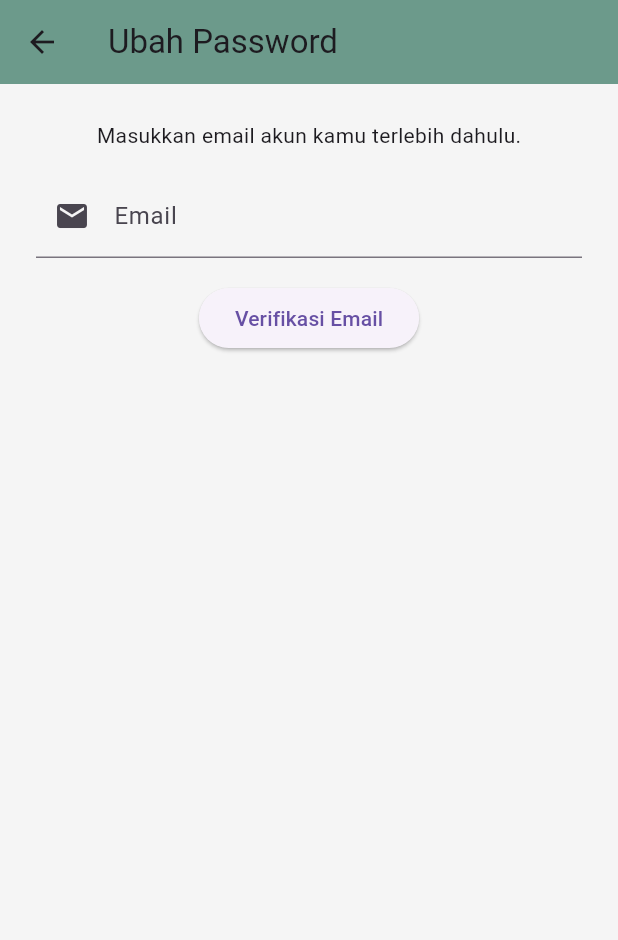
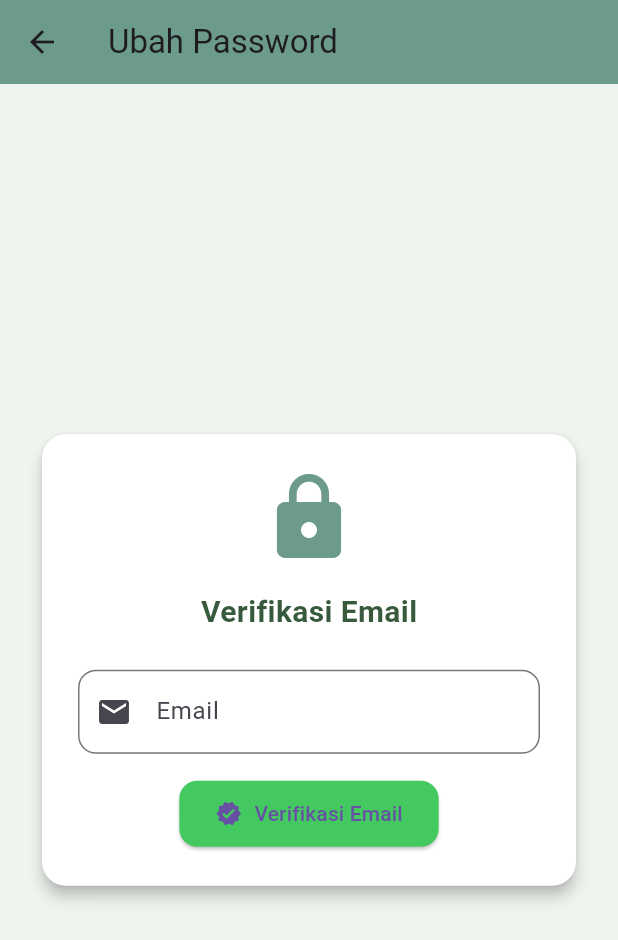
Before and after one commit to pr0ximacentauri/JanggelIn, a Flutter app: the BottomNavbar screen opened by its route, item 4 of the bottom bar chosen, after a tap on "Ubah Password", on a phone screen of 412 x 824 dp. Shown: the top 940 px of the screen. Run offline on Flutter 3.47's test engine with Material 3 defaults, Android fonts, the phone set to English and light mode, and no system bars; our stand-ins replace device_preview, supabase_flutter; missing offline and left inert: mqtt_client; accounts and stored records are empty; network calls fail.

Commit message:
Mengubah tampilan profil dan reset password

```diff
--- a/lib/views/screens/account_screen.dart
+++ b/lib/views/screens/account_screen.dart
@@ -3,7 +3,7 @@ import 'package:c3_ppl_agro/views/widgets/bottom_navbar.dart';
 import 'package:flutter/material.dart';
 import 'package:provider/provider.dart';
 
-class AccountScreen extends StatelessWidget{
+class AccountScreen extends StatelessWidget {
   const AccountScreen({super.key});
 
   @override
@@ -12,111 +12,115 @@ class AccountScreen extends StatelessWidget{
   }
 }
 
-class AccountContent extends StatelessWidget{
+class AccountContent extends StatelessWidget {
   @override
   Widget build(BuildContext context) {
     final authVM = Provider.of<AuthViewModel>(context);
 
     return Scaffold(
-      backgroundColor: Color(0xFFC8DCC3),
+      backgroundColor: const Color(0xFFC8DCC3),
       appBar: AppBar(
         title: const Text('Akun Pengguna'),
-        backgroundColor: Color(0xFF5E7154),
+        backgroundColor: const Color(0xFF5E7154),
+        elevation: 0,
       ),
       body: SingleChildScrollView(
         padding: const EdgeInsets.all(16),
         child: Column(
           children: [
-            // Profil Pengguna
-            Row(
-              mainAxisAlignment: MainAxisAlignment.center,
-              crossAxisAlignment: CrossAxisAlignment.center,
+            // Card Profil Pengguna
+            Card(
+              shape: RoundedRectangleBorder(
+                borderRadius: BorderRadius.circular(16),
+              ),
+              elevation: 4,
+              color: Colors.white,
+              child: Padding(
+                padding: const EdgeInsets.all(16),
+                child: Row(
                   children: [
                     CircleAvatar(
-                  radius: 50,
+                      radius: 40,
                       backgroundImage: NetworkImage(
                         "https://cdn-icons-png.flaticon.com/512/5987/5987424.png",
                       ),
                     ),
                     const SizedBox(width: 16),
                     Column(
-                  mainAxisAlignment: MainAxisAlignment.center,
                       crossAxisAlignment: CrossAxisAlignment.start,
-                  children: [
+                      children: const [
                         Text(
-                      'Owner' ?? 'Belum ada akun',
-                      style: TextStyle(fontSize: 16, fontWeight: FontWeight.bold),
+                          'Owner',
+                          style: TextStyle(
+                            fontSize: 18,
+                            fontWeight: FontWeight.bold,
+                          ),
+                        ),
+                        SizedBox(height: 4),
+                        Text(
+                          'owner@email.com', // bisa ganti dengan data dinamis
+                          style: TextStyle(color: Colors.grey),
                         ),
                       ],
                     ),
                   ],
                 ),
-            const SizedBox(height: 16),
+              ),
+            ),
 
-            const Divider(thickness: 1, color: Colors.grey),
-            ListTile(
-              leading: const Icon(Icons.account_circle_sharp),
-              title: const Text('Ubah Password'),
-              onTap: () {
-                Navigator.pushNamed(context, '/reset-password');
-              },
+            const SizedBox(height: 24),
+
+            // Card Menu
+            Card(
+              shape: RoundedRectangleBorder(
+                borderRadius: BorderRadius.circular(16),
               ),
-            const Divider(thickness: 1, color: Colors.grey),
-
-            ListTile(
-              leading: const Icon(Icons.notifications),
-              title: const Text('Notifikasi'),
-              onTap: () {
-
-              },
+              elevation: 4,
+              color: Colors.white,
+              child: Column(
+                children: [
+                  _buildListTile(
+                    icon: Icons.lock_outline,
+                    title: 'Ubah Password',
+                    onTap: () => Navigator.pushNamed(context, '/reset-password'),
                   ),
-            const Divider(thickness: 1, color: Colors.grey),
-
-            ListTile(
-              leading: const Icon(Icons.contact_support),
-              title: const Text('Bantuan'),
-              onTap: () {
-
-              },
+                  _buildListTile(
+                    icon: Icons.contact_support_outlined,
+                    title: 'Bantuan',
+                    onTap: () {},
                   ),
-            const Divider(thickness: 1, color: Colors.grey),
-
-            ListTile(
-              leading: const Icon(Icons.info),
-              title: const Text('Tentang Aplikasi'),
-              onTap: () {
-
-              },
+                  _buildListTile(
+                    icon: Icons.info_outline,
+                    title: 'Tentang Aplikasi',
+                    onTap: () {},
                   ),
-            const Divider(thickness: 1, color: Colors.grey),
-
-            ListTile(
-              leading: const Icon(Icons.logout, color: Colors.red),
-              title: const Text(
-                "Logout",
-                style: TextStyle(color: Colors.red),
-              ),
+                  const Divider(height: 1),
+                  _buildListTile(
+                    icon: Icons.logout,
+                    title: 'Logout',
+                    iconColor: Colors.red,
+                    textColor: Colors.red,
                     onTap: () async {
                       final confirmLogout = await showDialog<bool>(
                         context: context,
                         builder: (context) => AlertDialog(
-                    backgroundColor: Color(0xFF5E7154),
-                    title: const Text("Konfirmasi"),
-                    content: const Text("Apakah kamu yakin ingin logout?"),
+                          backgroundColor: const Color(0xFF5E7154),
+                          title: const Text("Konfirmasi", style: TextStyle(color: Colors.white)),
+                          content: const Text("Apakah kamu yakin ingin logout?", style: TextStyle(color: Colors.white70)),
                           actions: [
                             TextButton(
                               onPressed: () => Navigator.of(context).pop(false),
-                        child: const Text("Batal", style: TextStyle(color: Colors.black),),
+                              child: const Text("Batal", style: TextStyle(color: Colors.white)),
                             ),
                             TextButton(
                               onPressed: () => Navigator.of(context).pop(true),
-                        child: const Text("Logout", style: TextStyle(color: Colors.red)),
+                              child: const Text("Logout", style: TextStyle(color: Colors.redAccent)),
                             ),
                           ],
                         ),
                       );
 
-                if (confirmLogout == true){
+                      if (confirmLogout == true) {
                         await authVM.logout();
                         Navigator.pushReplacementNamed(context, '/login');
                       }
@@ -125,6 +129,29 @@ class AccountContent extends StatelessWidget{
                 ],
               ),
             ),
+          ],
+        ),
+      ),
+    );
+  }
+
+  Widget _buildListTile({
+    required IconData icon,
+    required String title,
+    required VoidCallback onTap,
+    Color iconColor = Colors.black,
+    Color textColor = Colors.black,
+  }) {
+    return Column(
+      children: [
+        ListTile(
+          leading: Icon(icon, color: iconColor),
+          title: Text(title, style: TextStyle(color: textColor)),
+          trailing: const Icon(Icons.arrow_forward_ios, size: 16),
+          onTap: onTap,
+        ),
+        const Divider(height: 1),
+      ],
     );
   }
 }
--- a/lib/views/screens/auth/reset_password.dart
+++ b/lib/views/screens/auth/reset_password.dart
@@ -1,6 +1,5 @@
-// reset_password.dart
-
 import 'package:c3_ppl_agro/view_models/auth_view_model.dart';
+import 'package:c3_ppl_agro/views/widgets/bottom_navbar.dart';
 import 'package:flutter/material.dart';
 import 'package:provider/provider.dart';
 
@@ -16,6 +15,8 @@ class _ResetPasswordState extends State<ResetPassword> {
   final newPasswordTxt = TextEditingController();
   final confirmPasswordTxt = TextEditingController();
   bool emailVerified = false;
+  bool showNewPassword = false;
+  bool showConfirmPassword = false;
 
   @override
   void dispose() {
@@ -35,24 +36,48 @@ class _ResetPasswordState extends State<ResetPassword> {
         backgroundColor: const Color(0xFF6C9A8B),
         title: const Text("Ubah Password"),
       ),
-      backgroundColor: const Color(0xFFF5F5F5),
-      body: Padding(
+      backgroundColor: const Color(0xFFF0F4EF),
+      body: Center(
+        child: SingleChildScrollView(
+          padding: const EdgeInsets.all(24),
+          child: Card(
+            shape: RoundedRectangleBorder(borderRadius: BorderRadius.circular(16)),
+            elevation: 4,
+            color: Colors.white,
+            child: Padding(
               padding: const EdgeInsets.all(24),
               child: Column(
+                mainAxisSize: MainAxisSize.min,
                 children: [
+                  const Icon(Icons.lock, size: 64, color: Color(0xFF6C9A8B)),
+                  const SizedBox(height: 16),
+                  Text(
+                    emailVerified ? "Masukkan Password Baru" : "Verifikasi Email",
+                    style: const TextStyle(
+                      fontSize: 20,
+                      fontWeight: FontWeight.bold,
+                      color: Color(0xFF385A3C),
+                    ),
+                  ),
+                  const SizedBox(height: 24),
                   if (!emailVerified) ...[
-              const Text("Masukkan email akun kamu terlebih dahulu."),
-              const SizedBox(height: 16),
                     TextField(
                       controller: emailTxt,
-                decoration: const InputDecoration(
+                      decoration: InputDecoration(
                         labelText: "Email",
-                  // labelStyle: TextStyle(color: const Color(0xFF385A3C)),
-                  prefixIcon: Icon(Icons.email),
+                        prefixIcon: const Icon(Icons.email),
+                        border: OutlineInputBorder(borderRadius: BorderRadius.circular(12)),
                       ),
                     ),
                     const SizedBox(height: 16),
-              ElevatedButton(
+                    ElevatedButton.icon(
+                      icon: const Icon(Icons.verified),
+                      label: const Text("Verifikasi Email"),
+                      style: ElevatedButton.styleFrom(
+                        backgroundColor: const Color.fromARGB(255, 68, 201, 97),
+                        shape: RoundedRectangleBorder(borderRadius: BorderRadius.circular(12)),
+                        padding: const EdgeInsets.symmetric(vertical: 12, horizontal: 24),
+                      ),
                       onPressed: () {
                         if (emailTxt.text.trim() == currentUserEmail) {
                           setState(() => emailVerified = true);
@@ -62,30 +87,44 @@ class _ResetPasswordState extends State<ResetPassword> {
                           );
                         }
                       },
-                child: const Text("Verifikasi Email"),
                     ),
                   ] else ...[
                     TextField(
                       controller: newPasswordTxt,
-                obscureText: true,
-                decoration: const InputDecoration(
+                      obscureText: !showNewPassword,
+                      decoration: InputDecoration(
                         labelText: "Password Baru",
-                  // labelStyle: TextStyle(color: const Color(0xFF385A3C)),
-                  prefixIcon: Icon(Icons.lock),
+                        prefixIcon: const Icon(Icons.lock),
+                        suffixIcon: IconButton(
+                          icon: Icon(showNewPassword ? Icons.visibility : Icons.visibility_off),
+                          onPressed: () => setState(() => showNewPassword = !showNewPassword),
+                        ),
+                        border: OutlineInputBorder(borderRadius: BorderRadius.circular(12)),
                       ),
                     ),
                     const SizedBox(height: 16),
                     TextField(
                       controller: confirmPasswordTxt,
-                obscureText: true,
-                decoration: const InputDecoration(
+                      obscureText: !showConfirmPassword,
+                      decoration: InputDecoration(
                         labelText: "Konfirmasi Password",
-                  // labelStyle: TextStyle(color: const Color(0xFF385A3C)),
-                  prefixIcon: Icon(Icons.lock_outline),
+                        prefixIcon: const Icon(Icons.lock_outline),
+                        suffixIcon: IconButton(
+                          icon: Icon(showConfirmPassword ? Icons.visibility : Icons.visibility_off),
+                          onPressed: () => setState(() => showConfirmPassword = !showConfirmPassword),
+                        ),
+                        border: OutlineInputBorder(borderRadius: BorderRadius.circular(12)),
                       ),
                     ),
                     const SizedBox(height: 24),
-              ElevatedButton(
+                    ElevatedButton.icon(
+                      icon: const Icon(Icons.save),
+                      label: const Text("Simpan Password Baru"),
+                      style: ElevatedButton.styleFrom(
+                        backgroundColor: const Color.fromARGB(255, 68, 201, 97),
+                        shape: RoundedRectangleBorder(borderRadius: BorderRadius.circular(12)),
+                        padding: const EdgeInsets.symmetric(vertical: 12, horizontal: 24),
+                      ),
                       onPressed: () async {
                         final newPassword = newPasswordTxt.text.trim();
                         final confirmPassword = confirmPasswordTxt.text.trim();
@@ -114,7 +153,15 @@ class _ResetPasswordState extends State<ResetPassword> {
                               content: const Text("Password berhasil diubah."),
                               actions: [
                                 TextButton(
-                            onPressed: () => Navigator.pop(context),
+                                  onPressed: () {
+                                    Navigator.pop(context); // tutup dialog
+                                    Navigator.pushReplacement(
+                                      context,
+                                      MaterialPageRoute(
+                                        builder: (_) => const BottomNavbar(initialIndex: 3), // ke tab Profil
+                                      ),
+                                    );
+                                  },
                                   child: const Text("OK"),
                                 ),
                               ],
@@ -122,12 +169,14 @@ class _ResetPasswordState extends State<ResetPassword> {
                           );
                         }
                       },
-                child: const Text("Simpan Password Baru"),
                     ),
                   ],
                 ],
               ),
             ),
+          ),
+        ),
+      ),
     );
   }
 }
--- a/lib/views/widgets/bottom_navbar.dart
+++ b/lib/views/widgets/bottom_navbar.dart
@@ -1,5 +1,3 @@
-
-
 import 'package:c3_ppl_agro/views/screens/account_screen.dart';
 import 'package:c3_ppl_agro/views/screens/control_screen.dart';
 import 'package:c3_ppl_agro/views/screens/history_screen.dart';
@@ -7,14 +5,21 @@ import 'package:c3_ppl_agro/views/screens/home_screen.dart';
 import 'package:flutter/material.dart';
 
 class BottomNavbar extends StatefulWidget {
-  const BottomNavbar({super.key});
+  final int initialIndex;
+  const BottomNavbar({super.key, this.initialIndex = 0}); // Default ke tab Beranda
 
   @override
   State<BottomNavbar> createState() => _BottomNavbarState();
 }
 
 class _BottomNavbarState extends State<BottomNavbar> {
-  int _selectedIndex = 0;
+  late int _selectedIndex;
+
+  @override
+  void initState() {
+    super.initState();
+    _selectedIndex = widget.initialIndex;
+  }
 
   final List<Widget> _pages = [
     HomeContent(),
```
Lines whose indentation alone changed are shown as unchanged.
